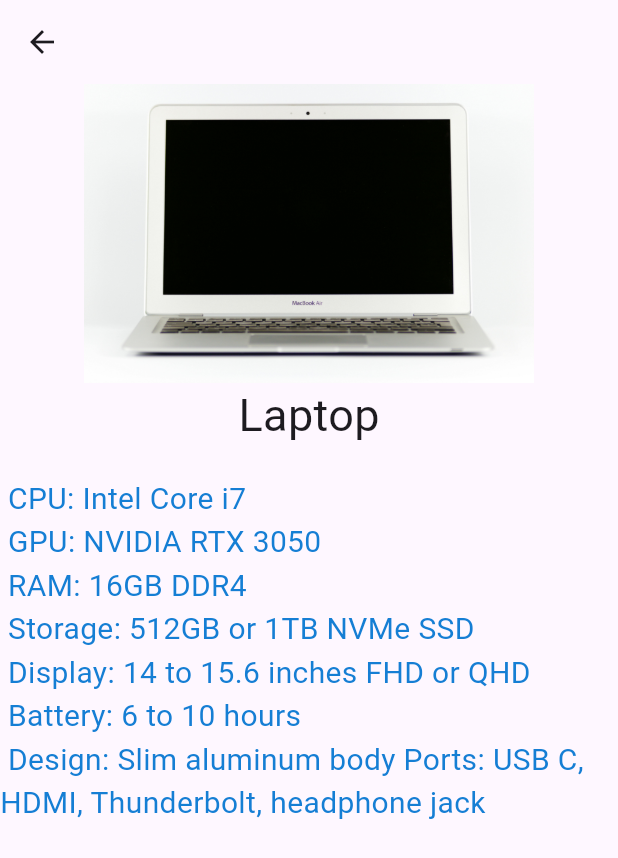
After one commit to m0aelsaed/Ecommerce_App, a Flutter app: the Details_Laptop screen opened by its route, on a phone screen of 412 x 824 dp. The commit adds this screen. Shown: the top 858 px of the screen. Run offline on Flutter 3.47's test engine with Material 3 defaults, Android fonts, the phone set to English and light mode, and no system bars.

Commit message:
Second Upload

```diff
--- a/Ecommerce_App/e_commerce_app/lib/main.dart
+++ b/Ecommerce_App/e_commerce_app/lib/main.dart
@@ -1,3 +1,7 @@
+import 'package:e_commerce_app/screens/LaptopDetails.dart';
+import 'package:e_commerce_app/screens/MobileDetails.dart';
+import 'package:e_commerce_app/screens/SmartWatchDetails%20copy.dart';
+import 'package:e_commerce_app/screens/headphoneDetails.dart';
 import 'package:e_commerce_app/screens/mobiles.dart';
 import 'package:e_commerce_app/screens/laptop.dart';
 import 'package:e_commerce_app/screens/homePage.dart';
@@ -23,6 +27,10 @@ class MyApp extends StatelessWidget {
         "/speaker": (context) => Speakers(),
         "/laptop": (context) => Laptops(),
         "/mobile": (context) => mobiles(),
+        "/detailswatch": (context) => Details_Watch(),
+        "/detailsheadphone": (context) => Details_Headphone(),
+        "/detailsphone": (context) => Details_Mobils(),
+        "/detailslaptop": (context) => Details_Laptop(),
       },
       initialRoute: '/',
     );
--- /dev/null
+++ b/Ecommerce_App/e_commerce_app/lib/screens/LaptopDetails.dart
@@ -0,0 +1,38 @@
+import 'package:flutter/material.dart';
+
+class Details_Laptop extends StatelessWidget {
+  const Details_Laptop({super.key});
+
+  @override
+  Widget build(BuildContext context) {
+    return Scaffold(
+      appBar: AppBar(
+        leading: IconButton(
+          onPressed: () {
+            Navigator.pop(context);
+          },
+          icon: Icon(Icons.arrow_back),
+        ),
+      ),
+      body: SingleChildScrollView(
+        child: Column(
+          children: [
+            Container(
+              alignment: Alignment.center,
+              child: Image.asset("assets/images/laptop.jpg", scale: 20),
+            ),
+            Text("Laptop", style: TextStyle(fontSize: 30)),
+            SizedBox(height: 20),
+            Text(
+              " CPU: Intel Core i7 \n GPU: NVIDIA RTX 3050 \n RAM: 16GB DDR4 \n Storage: 512GB or 1TB NVMe SSD \n Display: 14 to 15.6 inches FHD or QHD \n Battery: 6 to 10 hours \n Design: Slim aluminum body Ports: USB C, HDMI, Thunderbolt, headphone jack ",
+              style: TextStyle(
+                fontSize: 20,
+                color: const Color.fromARGB(255, 21, 126, 212),
+              ),
+            ),
+          ],
+        ),
+      ),
+    );
+  }
+}
--- /dev/null
+++ b/Ecommerce_App/e_commerce_app/lib/screens/headphoneDetails.dart
@@ -0,0 +1,38 @@
+import 'package:flutter/material.dart';
+
+class Details_Headphone extends StatelessWidget {
+  const Details_Headphone({super.key});
+
+  @override
+  Widget build(BuildContext context) {
+    return Scaffold(
+      appBar: AppBar(
+        leading: IconButton(
+          onPressed: () {
+            Navigator.pop(context);
+          },
+          icon: Icon(Icons.arrow_back),
+        ),
+      ),
+      body: SingleChildScrollView(
+        child: Column(
+          children: [
+            Container(
+              alignment: Alignment.center,
+              child: Image.asset("assets/images/headphone.jpg", scale: 20),
+            ),
+            Text("HeadPhone", style: TextStyle(fontSize: 30)),
+            SizedBox(height: 20),
+            Text(
+              " Type: in ear or on ear or over ear \n Sound: 40mm drivers with strong bass and clear highs \n ANC: active noise cancellation \n Battery: 6 to 10 hours for in ear, 20 to 40 hours for over ear \n Mic: AI noise reduction \n Connectivity: Bluetooth 5.2 or 5.3 with low latency \n Design: lightweight premium build",
+              style: TextStyle(
+                fontSize: 20,
+                color: const Color.fromARGB(255, 21, 126, 212),
+              ),
+            ),
+          ],
+        ),
+      ),
+    );
+  }
+}
```
Also changed, not shown: Ecommerce_App/e_commerce_app/lib/screens/MobileDetails.dart (added, +38 -0 lines), Ecommerce_App/e_commerce_app/lib/screens/SmartWatchDetails copy.dart (added, +38 -0 lines), Ecommerce_App/e_commerce_app/lib/screens/Speakers.dart (+24 -5 lines), Ecommerce_App/e_commerce_app/lib/screens/homePage.dart (+28 -5 lines), Ecommerce_App/e_commerce_app/lib/screens/laptop.dart (+24 -7 lines), Ecommerce_App/e_commerce_app/lib/screens/mobiles.dart (+24 -5 lines), Ecommerce_App/e_commerce_app/lib/screens/watch.dart (+40 -8 lines).
